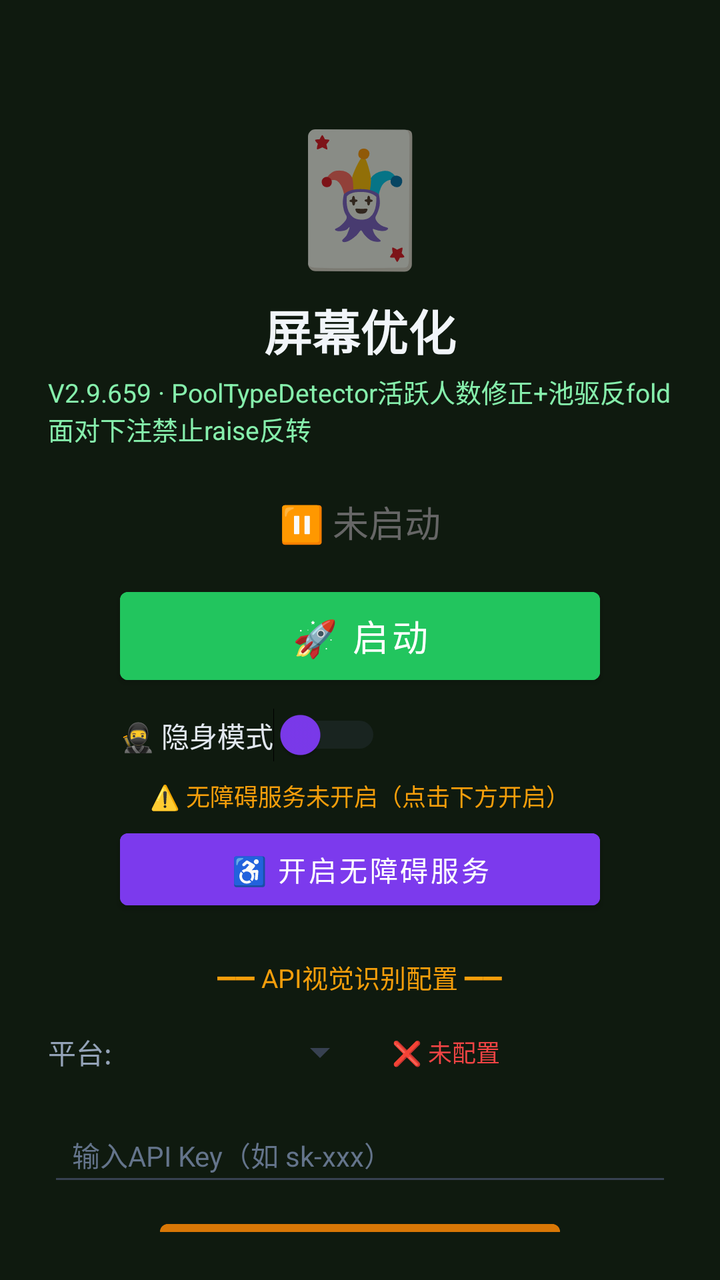
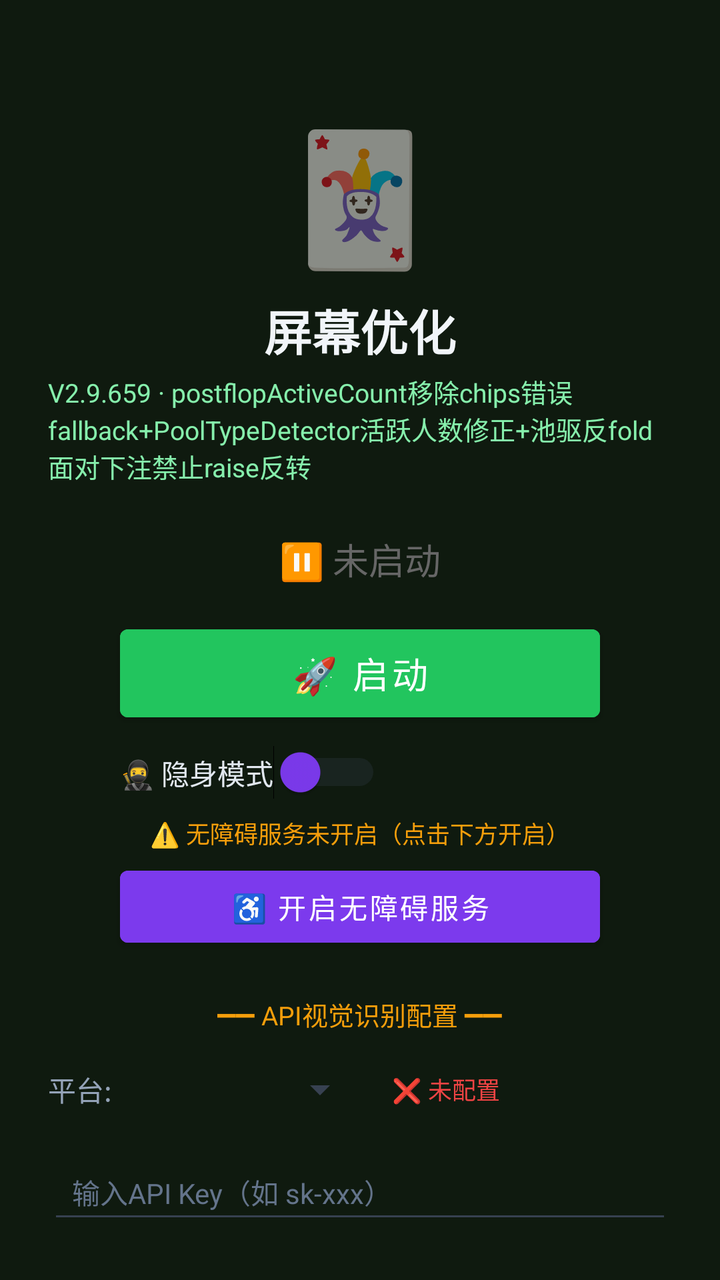

Before-and-after screenshots of an Android layout around one commit, followed by the original layout XML and the change that was made.
<!-- AndroidManifest.xml: activity theme Theme.MjScreenshot -->
<!-- res/layout/activity_main.xml -->
<?xml version="1.0" encoding="utf-8"?>
<LinearLayout xmlns:android="http://schemas.android.com/apk/res/android"
    android:layout_width="match_parent"
    android:layout_height="match_parent"
    android:orientation="vertical"
    android:background="#0f1a0f"
    android:padding="24dp"
    android:gravity="center_horizontal">

    <TextView
        android:layout_width="wrap_content"
        android:layout_height="wrap_content"
        android:text="🃏"
        android:textSize="64sp"
        android:layout_marginTop="30dp" />

    <TextView
        android:layout_width="wrap_content"
        android:layout_height="wrap_content"
        android:text="屏幕优化"
        android:textSize="24sp"
        android:textColor="#f1f5f9"
        android:textStyle="bold"
        android:layout_marginTop="8dp" />

    <TextView
        android:layout_width="wrap_content"
        android:layout_height="wrap_content"
        android:text="V2.9.659 · PoolTypeDetector活跃人数修正+池驱反fold面对下注禁止raise反转"
        android:textSize="13sp"
        android:textColor="#86efac"
        android:layout_marginTop="4dp" />

    <TextView
        android:id="@+id/tvStatus"
        android:layout_width="wrap_content"
        android:layout_height="wrap_content"
        android:text="⏸ 未启动"
        android:textSize="18sp"
        android:textColor="#666666"
        android:layout_marginTop="24dp" />

    <Button
        android:id="@+id/btnStart"
        android:layout_width="240dp"
        android:layout_height="56dp"
        android:text="🚀 启动"
        android:textSize="18sp"
        android:textColor="#ffffff"
        android:backgroundTint="#22c55e"
        android:layout_marginTop="16dp" />

    <Button
        android:id="@+id/btnHelper"
        android:layout_width="240dp"
        android:layout_height="56dp"
        android:text="🃏 打开智囊"
        android:textSize="16sp"
        android:textColor="#ffffff"
        android:backgroundTint="#16a34a"
        android:layout_marginTop="12dp"
        android:visibility="gone" />

    
    <LinearLayout
        android:layout_width="240dp"
        android:layout_height="wrap_content"
        android:orientation="horizontal"
        android:gravity="center_vertical"
        android:layout_marginTop="8dp">

        <Switch
            android:id="@+id/switchStealth"
            android:layout_width="wrap_content"
            android:layout_height="wrap_content"
            android:text="🥷 隐身模式"
            android:textColor="#e2e8f0"
            android:textSize="14sp"
            android:thumbTint="#7c3aed"
            android:trackTint="#374151" />
    </LinearLayout>

    <TextView
        android:id="@+id/tvAccessibilityStatus"
        android:layout_width="wrap_content"
        android:layout_height="wrap_content"
        android:text="⚠️ 无障碍服务未开启（点击下方开启）"
        android:textSize="12sp"
        android:textColor="#f59e0b"
        android:layout_marginTop="8dp"
        android:gravity="center" />

    <Button
        android:id="@+id/btnAccessibility"
        android:layout_width="240dp"
        android:layout_height="48dp"
        android:text="♿ 开启无障碍服务"
        android:textSize="14sp"
        android:textColor="#ffffff"
        android:backgroundTint="#7c3aed"
        android:layout_marginTop="4dp" />

    <TextView
        android:layout_width="wrap_content"
        android:layout_height="wrap_content"
        android:text="━━ API视觉识别配置 ━━"
        android:textSize="13sp"
        android:textColor="#f59e0b"
        android:layout_marginTop="20dp" />

    <LinearLayout
        android:layout_width="match_parent"
        android:layout_height="wrap_content"
        android:orientation="horizontal"
        android:layout_marginTop="8dp"
        android:gravity="center_vertical">

        <TextView
            android:layout_width="wrap_content"
            android:layout_height="wrap_content"
            android:text="平台:"
            android:textSize="14sp"
            android:textColor="#94a3b8" />

        <Spinner
            android:id="@+id/spinnerProvider"
            android:layout_width="120dp"
            android:layout_height="40dp"
            android:layout_marginStart="8dp"
            android:backgroundTint="#374151" />

        <TextView
            android:id="@+id/tvApiStatus"
            android:layout_width="wrap_content"
            android:layout_height="wrap_content"
            android:text="❌ 未配置"
            android:textSize="12sp"
            android:textColor="#ef4444"
            android:layout_marginStart="12dp" />
    </LinearLayout>

    <EditText
        android:id="@+id/etApiKey"
        android:layout_width="match_parent"
        android:layout_height="44dp"
        android:hint="输入API Key（如 sk-xxx）"
        android:textSize="14sp"
        android:textColor="#e2e8f0"
        android:textColorHint="#64748b"
        android:backgroundTint="#374151"
        android:inputType="textPassword"
        android:layout_marginTop="8dp"
        android:paddingStart="12dp"
        android:paddingEnd="12dp" />

    <Button
        android:id="@+id/btnSaveApi"
        android:layout_width="200dp"
        android:layout_height="44dp"
        android:text="💾 保存API配置"
        android:textSize="14sp"
        android:textColor="#ffffff"
        android:backgroundTint="#d97706"
        android:layout_marginTop="8dp" />

    <TextView
        android:id="@+id/tvHint"
        android:layout_width="wrap_content"
        android:layout_height="wrap_content"
        android:text="先点上方按钮启动截屏"
        android:textSize="13sp"
        android:textColor="#666666"
        android:layout_marginTop="12dp"
        android:gravity="center" />

    <TextView
        android:layout_width="wrap_content"
        android:layout_height="wrap_content"
        android:text="使用步骤：\n1. 配置API Key（支持OpenAI/通义千问VL/硅基流动）\n2. 点「开启无障碍服务」→ 开启\n3. 开启「🥷隐身模式」(反检测)\n4. 点「启动」→ 允许悬浮窗\n5. 打牌时点屏幕上的🎯悬浮球即可截屏识别\n★ 拖动悬浮球可移到不挡牌的位置 ★\n★ 长按悬浮球可展开/收起详细面板 ★\n★ 悬浮球边框颜色=建议：绿=加注 橙=跟注 红=弃牌 ★"
        android:textSize="12sp"
        android:textColor="#64748b"
        android:layout_marginTop="12dp"
        android:lineSpacingExtra="3dp" />

</LinearLayout>
<!-- resources referenced by this layout -->
<resources>
  <style name="Theme.MjScreenshot" parent="Theme.MaterialComponents.DayNight.DarkActionBar">
          <item name="colorPrimary">#1e40af</item>
          <item name="colorPrimaryVariant">#1e3a8a</item>
          <item name="colorOnPrimary">#ffffff</item>
          <item name="android:statusBarColor">#0f172a</item>
      </style>
</resources>

<!-- the commit's change to res/layout/activity_main.xml (unified diff, before → after) -->
@@ -26,7 +26,7 @@
     <TextView
         android:layout_width="wrap_content"
         android:layout_height="wrap_content"
-        android:text="V2.9.659 · PoolTypeDetector活跃人数修正+池驱反fold面对下注禁止raise反转"
+        android:text="V2.9.659 · postflopActiveCount移除chips错误fallback+PoolTypeDetector活跃人数修正+池驱反fold面对下注禁止raise反转"
         android:textSize="13sp"
         android:textColor="#86efac"
         android:layout_marginTop="4dp" />
